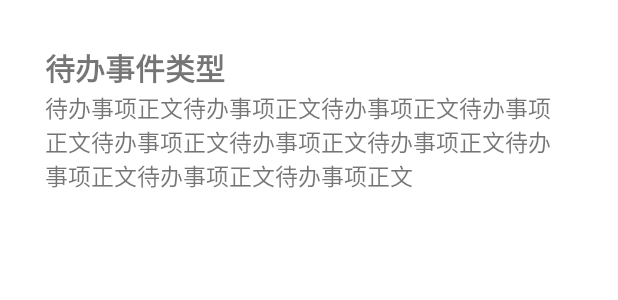
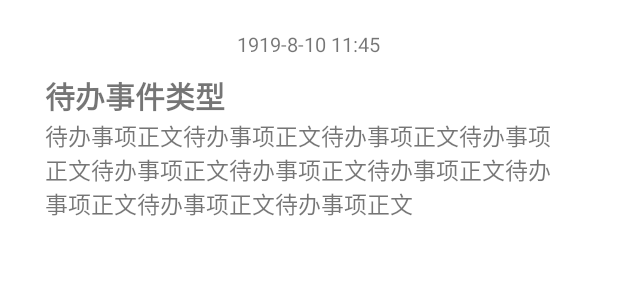
Before and after one commit to SPM-9/SPM-9_mobile, an Android app: the layout item_notification.xml on its own in the app's theme, with its tools: preview values and no code run, on a phone screen of 412 x 824 dp. Shown: the top 300 px of the screen. Run offline under Robolectric (Android 15) with nearby library versions, the phone set to English and light mode, and no system bars.

Commit message:
待办事项按日期分组显示

```diff
--- a/app/src/main/AndroidManifest.xml
+++ b/app/src/main/AndroidManifest.xml
@@ -15,8 +15,9 @@
         tools:targetApi="31"
         android:usesCleartextTraffic="true">
         <activity
-            android:name=".activities.NotificationInfoActivity"
-            android:exported="false"/>
+            android:name=".activities.AnnouncementInfoActivity"
+            android:exported="false"
+            android:label="公告详情"/>
         <activity
             android:name=".MainActivity"
             android:exported="true"
--- a/app/src/main/java/com/fxxkywcx/nostudy/Final.java
+++ b/app/src/main/java/com/fxxkywcx/nostudy/Final.java
@@ -1,7 +1,10 @@
 package com.fxxkywcx.nostudy;
+
+import java.text.SimpleDateFormat;
 
 public class Final {
     public static final String tomcatSocket = "1.15.179.230:8080";
     public static final String mysqlSocket = "1.15.179.230:3306";
     public static final String videoServerSocket = "121.41.1.13:8081";
+    public static final SimpleDateFormat format = new SimpleDateFormat("yyyy-MM-dd HH:mm:ss");
 }
--- a/app/src/main/java/com/fxxkywcx/nostudy/activities/NotificationInfoActivity.java
+++ b/app/src/main/java/com/fxxkywcx/nostudy/activities/AnnouncementInfoActivity.java
@@ -4,11 +4,11 @@ import androidx.appcompat.app.AppCompatActivity;
 import android.os.Bundle;
 import com.fxxkywcx.nostudy.R;
 
-public class NotificationInfoActivity extends AppCompatActivity {
+public class AnnouncementInfoActivity extends AppCompatActivity {
 
     @Override
     protected void onCreate(Bundle savedInstanceState) {
         super.onCreate(savedInstanceState);
-        setContentView(R.layout.activity_notification_info);
+        setContentView(R.layout.activity_announcement_info);
     }
 }
--- a/app/src/main/java/com/fxxkywcx/nostudy/network/GetNotifications.java
+++ b/app/src/main/java/com/fxxkywcx/nostudy/network/GetNotifications.java
@@ -33,7 +33,7 @@ public class GetNotifications {
     public static final int NETWORK_FAILURE = 1;
     public static final int NO_MORE = 2;
     private final String TAG = "GetNotifications";
-    private final Gson gson = new GsonBuilder().setDateFormat("yyyy-MM-dd HH:mm:ss").create();
+    private final Gson gson = new GsonBuilder().setDateFormat(Final.format.toPattern()).create();
     public static final int loadMoreCount = 2;
     public static final int firstLoadCount = 3;
 
--- a/app/src/main/res/layout/activity_notification_info.xml
+++ b/app/src/main/res/layout/activity_announcement_info.xml
@@ -5,6 +5,6 @@
     xmlns:app="http://schemas.android.com/apk/res-auto"
     android:layout_width="match_parent"
     android:layout_height="match_parent"
-    tools:context=".activities.NotificationInfoActivity">
+    tools:context=".activities.AnnouncementInfoActivity">
 
 </androidx.constraintlayout.widget.ConstraintLayout>
--- a/app/src/main/res/layout/item_notification.xml
+++ b/app/src/main/res/layout/item_notification.xml
@@ -6,11 +6,23 @@
     android:orientation="vertical"
     android:id="@+id/notifItem_item">
 
+    <TextView
+        android:layout_width="wrap_content"
+        android:layout_height="wrap_content"
+        android:id="@+id/notifItem_date"
+        android:layout_gravity="center_horizontal"
+        android:textSize="13sp"
+        android:text="1919-8-10 11:45"
+        android:layout_marginTop="20dp"/>
+
     <LinearLayout
         android:layout_width="match_parent"
         android:layout_height="wrap_content"
         android:orientation="vertical"
-        android:layout_margin="20dp"
+        android:layout_marginStart="20dp"
+        android:layout_marginEnd="20dp"
+        android:layout_marginBottom="20dp"
+        android:id="@+id/notifItem_itemPad"
         android:background="@color/translucent_gray">
         <LinearLayout
             android:layout_width="match_parent"
--- a/app/src/main/res/values/colors.xml
+++ b/app/src/main/res/values/colors.xml
@@ -7,5 +7,5 @@
     <color name="teal_700">#FF018786</color>
     <color name="black">#FF000000</color>
     <color name="white">#FFFFFFFF</color>
-    <color name="translucent_gray">#60FFFFFF</color>
+    <color name="translucent_gray">#80FFFFFF</color>
 </resources>
--- a/app/src/main/res/values/themes.xml
+++ b/app/src/main/res/values/themes.xml
@@ -4,7 +4,7 @@
         <!-- Primary brand color. -->
         <item name="colorPrimary">@color/purple_500</item>
         <item name="colorPrimaryVariant">@color/purple_700</item>
-        <item name="colorOnPrimary">@color/white</item>
+        <item name="colorOnPrimary">#C8C8C8</item>
         <!-- Secondary brand color. -->
         <item name="colorSecondary">@color/teal_200</item>
         <item name="colorSecondaryVariant">@color/teal_700</item>
```
Also changed, not shown: app/src/main/java/com/fxxkywcx/nostudy/ui/notification/NotificationHolder.java (+9 -0 lines), app/src/main/java/com/fxxkywcx/nostudy/ui/notification/NotificationsListAdapter.java (+26 -12 lines), app/src/main/java/com/fxxkywcx/nostudy/utils/ViewUtils.java (added, +23 -0 lines).
